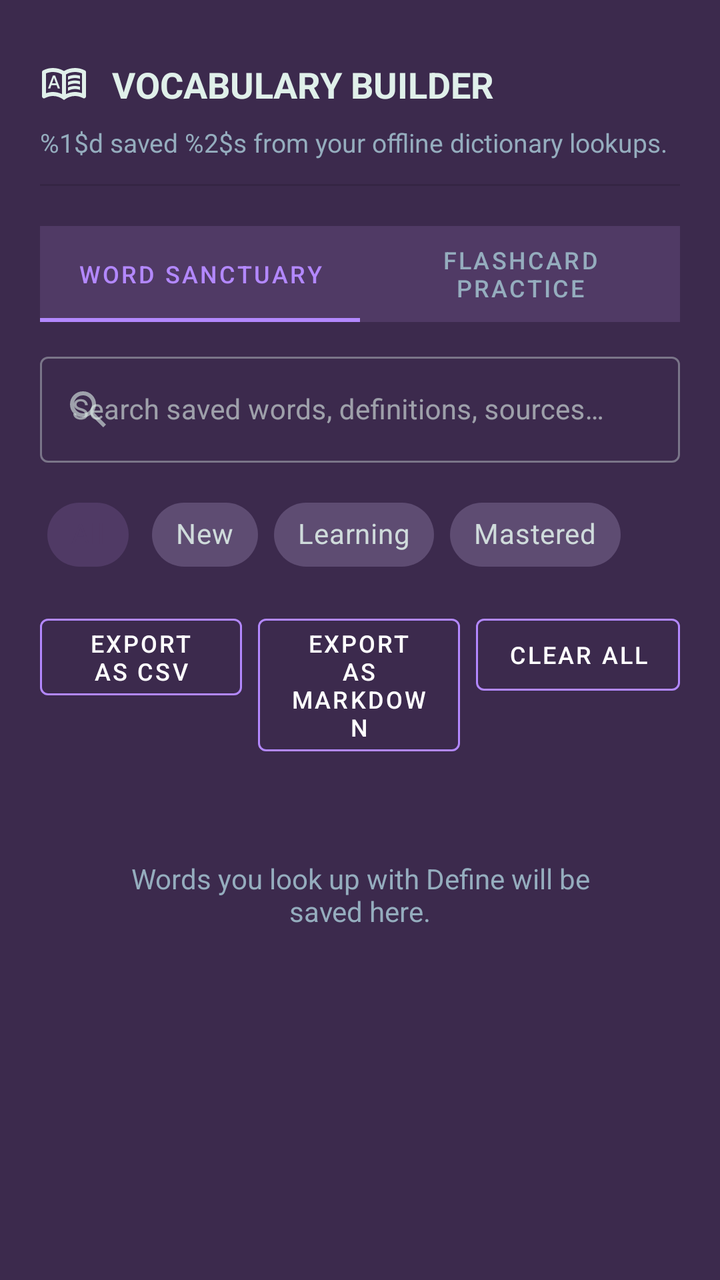
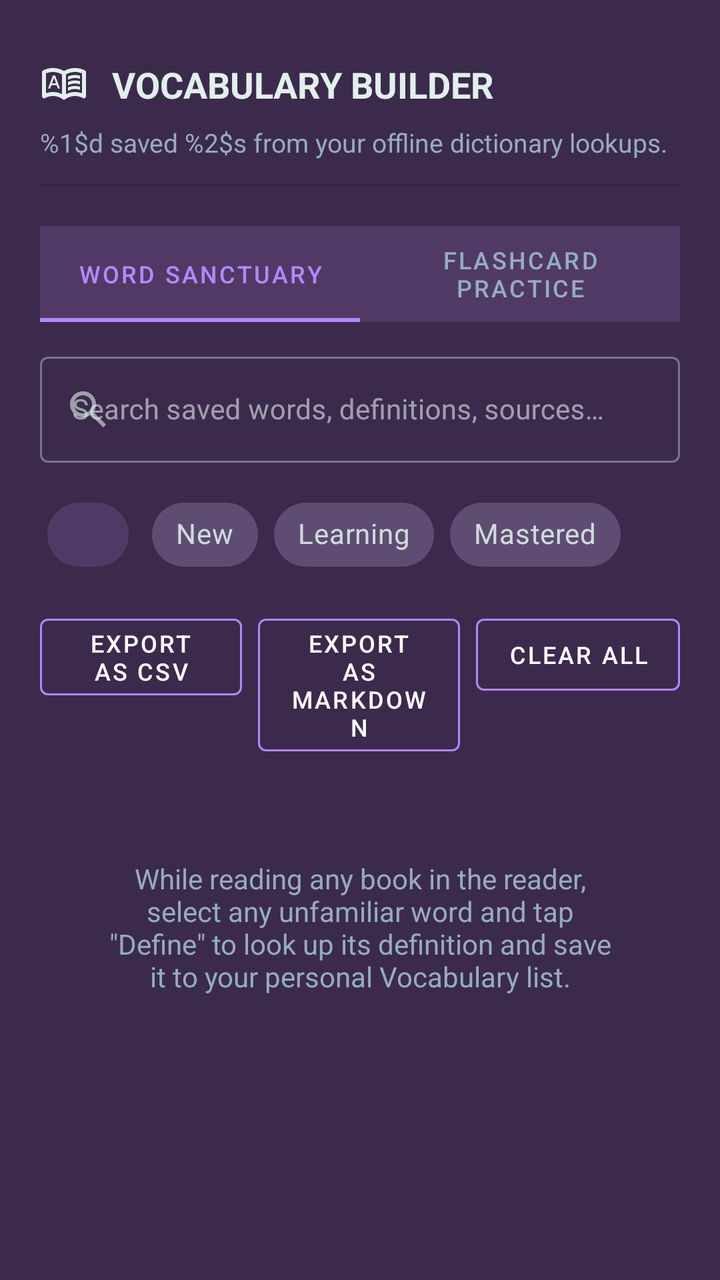

An Android layout rendered at two revisions. The XML below is the earlier revision; the diff shows what the commit changed to produce the second picture.
<!-- AndroidManifest.xml: application theme Theme.EpubReader -->
<!-- res/layout/view_main_vocabulary.xml -->
<?xml version="1.0" encoding="utf-8"?>
<androidx.core.widget.NestedScrollView xmlns:android="http://schemas.android.com/apk/res/android"
    xmlns:app="http://schemas.android.com/apk/res-auto"
    android:id="@+id/vocabScroll"
    android:layout_width="match_parent"
    android:layout_height="match_parent"
    android:clipToPadding="false"
    android:fillViewport="true"
    android:overScrollMode="never"
    android:paddingBottom="@dimen/app_screen_end_padding">

    <LinearLayout
        android:layout_width="match_parent"
        android:layout_height="wrap_content"
        android:orientation="vertical"
        android:paddingStart="@dimen/app_row_content_padding_h"
        android:paddingEnd="@dimen/app_row_content_padding_h"
        android:paddingTop="@dimen/app_screen_start_below_header">

        
        <LinearLayout
            android:layout_width="match_parent"
            android:layout_height="wrap_content"
            android:orientation="vertical"
            android:layout_marginBottom="12dp">

            <LinearLayout
                android:layout_width="match_parent"
                android:layout_height="wrap_content"
                android:gravity="center_vertical"
                android:orientation="horizontal">

                <ImageView
                    android:layout_width="24dp"
                    android:layout_height="24dp"
                    android:contentDescription="@null"
                    android:src="@drawable/ic_vocab_builder"
                    app:tint="@color/palette_mint" />

                <TextView
                    android:layout_width="wrap_content"
                    android:layout_height="wrap_content"
                    android:layout_marginStart="12dp"
                    android:text="@string/vocab_heading_title"
                    android:textColor="@color/palette_mint"
                    android:textSize="18sp"
                    android:textStyle="bold" />
            </LinearLayout>

            <TextView
                android:id="@+id/vocabSubtitleText"
                android:layout_width="match_parent"
                android:layout_height="wrap_content"
                android:layout_marginTop="8dp"
                android:text="@string/vocab_heading_subtitle"
                android:textColor="@color/palette_slate"
                android:textSize="13sp"
                android:lineSpacingMultiplier="1.2" />
        </LinearLayout>

        
        <View
            android:layout_width="match_parent"
            android:layout_height="1dp"
            android:layout_marginBottom="@dimen/app_row_content_padding_h"
            android:background="?attr/dividerHorizontal" />

        
        <com.google.android.material.tabs.TabLayout
            android:id="@+id/vocabTabs"
            style="@style/Widget.MaterialComponents.TabLayout"
            android:layout_width="match_parent"
            android:layout_height="wrap_content"
            android:layout_marginBottom="12dp"
            app:tabIndicatorColor="@color/accent_pop"
            app:tabSelectedTextColor="@color/accent_pop"
            app:tabTextColor="@color/palette_slate">

            <com.google.android.material.tabs.TabItem
                android:layout_width="wrap_content"
                android:layout_height="wrap_content"
                android:text="@string/vocab_tab_sanctuary" />

            <com.google.android.material.tabs.TabItem
                android:layout_width="wrap_content"
                android:layout_height="wrap_content"
                android:text="@string/vocab_tab_practice" />
        </com.google.android.material.tabs.TabLayout>

        
        <LinearLayout
            android:id="@+id/vocabWordsTabContainer"
            android:layout_width="match_parent"
            android:layout_height="wrap_content"
            android:orientation="vertical">

            
            <com.google.android.material.textfield.TextInputLayout
                android:id="@+id/vocabSearchLayout"
                style="@style/Widget.MaterialComponents.TextInputLayout.OutlinedBox"
                android:layout_width="match_parent"
                android:layout_height="wrap_content"
                android:layout_marginBottom="12dp"
                android:hint="@string/vocab_search_hint"
                app:startIconDrawable="@drawable/ic_search">

                <com.google.android.material.textfield.TextInputEditText
                    android:id="@+id/vocabSearchEdit"
                    android:layout_width="match_parent"
                    android:layout_height="wrap_content"
                    android:imeOptions="actionSearch"
                    android:inputType="text"
                    android:singleLine="true"
                    android:textSize="14sp" />
            </com.google.android.material.textfield.TextInputLayout>

            
            <com.google.android.material.chip.ChipGroup
                android:id="@+id/vocabFilterChipGroup"
                android:layout_width="match_parent"
                android:layout_height="wrap_content"
                android:layout_marginBottom="12dp"
                app:singleSelection="true">

                <com.google.android.material.chip.Chip
                    android:id="@+id/chipAll"
                    style="@style/Widget.MaterialComponents.Chip.Choice"
                    android:layout_width="wrap_content"
                    android:layout_height="wrap_content"
                    android:checked="true"
                    android:text="@string/vocab_chip_all" />

                <com.google.android.material.chip.Chip
                    android:id="@+id/chipNew"
                    style="@style/Widget.MaterialComponents.Chip.Choice"
                    android:layout_width="wrap_content"
                    android:layout_height="wrap_content"
                    android:text="@string/vocab_chip_new" />

                <com.google.android.material.chip.Chip
                    android:id="@+id/chipLearning"
                    style="@style/Widget.MaterialComponents.Chip.Choice"
                    android:layout_width="wrap_content"
                    android:layout_height="wrap_content"
                    android:text="@string/vocab_chip_learning" />

                <com.google.android.material.chip.Chip
                    android:id="@+id/chipMastered"
                    style="@style/Widget.MaterialComponents.Chip.Choice"
                    android:layout_width="wrap_content"
                    android:layout_height="wrap_content"
                    android:text="@string/vocab_chip_mastered" />
            </com.google.android.material.chip.ChipGroup>

            
            <LinearLayout
                android:id="@+id/vocabActionsRow"
                android:layout_width="match_parent"
                android:layout_height="wrap_content"
                android:layout_marginBottom="16dp"
                android:baselineAligned="false"
                android:orientation="horizontal">

                <com.google.android.material.button.MaterialButton
                    android:id="@+id/vocabExportCsv"
                    style="@style/Widget.MaterialComponents.Button.OutlinedButton"
                    android:layout_width="0dp"
                    android:layout_height="wrap_content"
                    android:layout_weight="1"
                    android:layout_marginEnd="4dp"
                    android:text="@string/vocabulary_export_csv"
                    android:textColor="@color/white"
                    app:strokeColor="@color/accent_pop"
                    android:textSize="12sp" />

                <com.google.android.material.button.MaterialButton
                    android:id="@+id/vocabExportMarkdown"
                    style="@style/Widget.MaterialComponents.Button.OutlinedButton"
                    android:layout_width="0dp"
                    android:layout_height="wrap_content"
                    android:layout_weight="1"
                    android:layout_marginStart="4dp"
                    android:layout_marginEnd="4dp"
                    android:text="@string/vocabulary_export_markdown"
                    android:textColor="@color/white"
                    app:strokeColor="@color/accent_pop"
                    android:textSize="12sp" />

                <com.google.android.material.button.MaterialButton
                    android:id="@+id/vocabClearAll"
                    style="@style/Widget.MaterialComponents.Button.OutlinedButton"
                    android:layout_width="wrap_content"
                    android:layout_height="wrap_content"
                    android:layout_marginStart="4dp"
                    android:text="@string/action_clear_all"
                    android:textColor="@color/white"
                    app:strokeColor="@color/accent_pop"
                    android:textSize="12sp" />
            </LinearLayout>

            
            <TextView
                android:id="@+id/vocabEmptyText"
                android:layout_width="match_parent"
                android:layout_height="wrap_content"
                android:gravity="center"
                android:padding="32dp"
                android:text="@string/vocabulary_empty"
                android:textColor="@color/palette_slate"
                android:textSize="14sp" />

            
            <androidx.recyclerview.widget.RecyclerView
                android:id="@+id/vocabRecycler"
                android:layout_width="match_parent"
                android:layout_height="wrap_content"
                android:nestedScrollingEnabled="false"
                android:overScrollMode="never" />
        </LinearLayout>

        
        <LinearLayout
            android:id="@+id/vocabFlashcardContainer"
            android:layout_width="match_parent"
            android:layout_height="wrap_content"
            android:orientation="vertical"
            android:visibility="gone">

            
            <LinearLayout
                android:layout_width="match_parent"
                android:layout_height="wrap_content"
                android:gravity="center_vertical"
                android:orientation="horizontal"
                android:layout_marginBottom="8dp">

                <TextView
                    android:id="@+id/flashcardProgressText"
                    android:layout_width="0dp"
                    android:layout_height="wrap_content"
                    android:layout_weight="1"
                    android:textColor="@color/palette_mint"
                    android:textSize="14sp"
                    android:textStyle="bold" />

                <ImageButton
                    android:id="@+id/flashcardAudioBtn"
                    android:layout_width="36dp"
                    android:layout_height="36dp"
                    android:background="@drawable/item_background_borderless_material"
                    android:contentDescription="@string/tts_play"
                    android:src="@drawable/ic_volume"
                    app:tint="@color/palette_mint" />
            </LinearLayout>

            
            <include layout="@layout/item_vocabulary_flashcard" />

            
            <LinearLayout
                android:layout_width="match_parent"
                android:layout_height="wrap_content"
                android:layout_marginBottom="12dp"
                android:orientation="horizontal">

                <com.google.android.material.button.MaterialButton
                    android:id="@+id/flashcardLearningBtn"
                    style="@style/Widget.MaterialComponents.Button.OutlinedButton"
                    android:layout_width="0dp"
                    android:layout_height="wrap_content"
                    android:layout_weight="1"
                    android:layout_marginEnd="6dp"
                    android:text="@string/vocab_mark_learning"
                    android:textColor="@color/white"
                    app:strokeColor="@color/accent_pop" />

                <com.google.android.material.button.MaterialButton
                    android:id="@+id/flashcardMasteredBtn"
                    style="@style/Widget.MaterialComponents.Button"
                    android:layout_width="0dp"
                    android:layout_height="wrap_content"
                    android:layout_weight="1"
                    android:layout_marginStart="6dp"
                    android:text="@string/vocab_mark_mastered"
                    android:textColor="@color/black"
                    app:backgroundTint="@color/accent_pop" />
            </LinearLayout>

            
            <RelativeLayout
                android:layout_width="match_parent"
                android:layout_height="wrap_content"
                android:layout_marginBottom="8dp">

                <TextView
                    android:id="@+id/flashcardPrevBtn"
                    android:layout_width="wrap_content"
                    android:layout_height="wrap_content"
                    android:layout_alignParentStart="true"
                    android:padding="8dp"
                    android:text="@string/vocab_flashcard_prev"
                    android:textColor="@color/accent_pop"
                    android:textSize="14sp"
                    android:textStyle="bold" />

                <TextView
                    android:id="@+id/flashcardNextBtn"
                    android:layout_width="wrap_content"
                    android:layout_height="wrap_content"
                    android:layout_alignParentEnd="true"
                    android:padding="8dp"
                    android:text="@string/vocab_flashcard_next"
                    android:textColor="@color/accent_pop"
                    android:textSize="14sp"
                    android:textStyle="bold" />
            </RelativeLayout>
        </LinearLayout>

    </LinearLayout>

</androidx.core.widget.NestedScrollView>
<!-- res/layout/item_vocabulary_flashcard.xml (included above) -->
<?xml version="1.0" encoding="utf-8"?>
<com.google.android.material.card.MaterialCardView xmlns:android="http://schemas.android.com/apk/res/android"
    xmlns:app="http://schemas.android.com/apk/res-auto"
    android:id="@+id/flashcardCardView"
    android:layout_width="match_parent"
    android:layout_height="380dp"
    android:layout_marginTop="8dp"
    android:layout_marginBottom="16dp"
    app:cardBackgroundColor="?attr/colorSurface"
    app:cardCornerRadius="18dp"
    app:cardElevation="6dp"
    app:strokeColor="@color/accent_pop"
    app:strokeWidth="1dp">

    <FrameLayout
        android:layout_width="match_parent"
        android:layout_height="match_parent"
        android:padding="24dp">

        
        <LinearLayout
            android:id="@+id/flashcardFrontSide"
            android:layout_width="match_parent"
            android:layout_height="match_parent"
            android:gravity="center"
            android:orientation="vertical">

            <TextView
                android:id="@+id/flashcardWord"
                android:layout_width="wrap_content"
                android:layout_height="wrap_content"
                android:gravity="center"
                android:textColor="@color/palette_mint"
                android:textSize="28sp"
                android:textStyle="bold" />

            <TextView
                android:id="@+id/flashcardPhonetic"
                android:layout_width="wrap_content"
                android:layout_height="wrap_content"
                android:layout_marginTop="8dp"
                android:textColor="@color/palette_slate"
                android:textSize="14sp"
                android:textStyle="italic" />

            <TextView
                android:layout_width="wrap_content"
                android:layout_height="wrap_content"
                android:layout_marginTop="20dp"
                android:text="@string/vocab_tap_to_flip"
                android:textColor="@color/accent_pop"
                android:textSize="13sp"
                android:textStyle="bold" />
        </LinearLayout>

        
        <LinearLayout
            android:id="@+id/flashcardBackSide"
            android:layout_width="match_parent"
            android:layout_height="match_parent"
            android:gravity="center"
            android:orientation="vertical"
            android:visibility="gone">

            <TextView
                android:id="@+id/flashcardPos"
                android:layout_width="wrap_content"
                android:layout_height="wrap_content"
                android:background="@drawable/oval_rounded_bg"
                android:paddingHorizontal="8dp"
                android:paddingVertical="3dp"
                android:textColor="@color/accent_pop"
                android:textSize="12sp"
                android:textStyle="bold|italic" />

            <TextView
                android:id="@+id/flashcardDef"
                android:layout_width="match_parent"
                android:layout_height="wrap_content"
                android:layout_marginTop="12dp"
                android:gravity="center"
                android:textColor="@color/palette_mint"
                android:textSize="15sp" />

            <TextView
                android:id="@+id/flashcardExample"
                android:layout_width="match_parent"
                android:layout_height="wrap_content"
                android:layout_marginTop="10dp"
                android:gravity="center"
                android:textColor="@color/dark_text_muted"
                android:textSize="13sp"
                android:textStyle="italic" />
        </LinearLayout>
    </FrameLayout>
</com.google.android.material.card.MaterialCardView>
<!-- resources referenced by this layout -->
<resources>
  <color name="accent_pop">@color/palette_violet</color>
  <color name="black">#000000</color>
  <color name="dark_text_muted">@color/palette_slate</color>
  <color name="palette_mint">#E0F0EA</color>
  <color name="palette_slate">#95ADBE</color>
  <color name="white">#FFFFFF</color>
  <dimen name="app_row_content_padding_h">20dp</dimen>
  <dimen name="app_screen_end_padding">80dp</dimen>
  <dimen name="app_screen_start_below_header">30dp</dimen>
  <!-- drawable ic_volume (drawable) -->
  <vector xmlns:android="http://schemas.android.com/apk/res/android" android:width="24dp" android:height="24dp" android:viewportWidth="24" android:viewportHeight="24"><path android:fillColor="#FFFFFFFF" android:pathData="M3,9v6h4l5,5V4L7,9H3zM16.5,12c0,-1.77 -1,-3.29 -2.5,-4.03v8.05c1.5,-0.73 2.5,-2.25 2.5,-4.02zM14,3.23v2.06c2.89,0.86 5,3.54 5,6.71s-2.11,5.85 -5,6.71v2.06c4.01,-0.91 7,-4.49 7,-8.77s-2.99,-7.86 -7,-8.77z"/></vector>
  <!-- drawable item_background_borderless_material (drawable) -->
  <?xml version="1.0" encoding="utf-8"?>
  <ripple xmlns:android="http://schemas.android.com/apk/res/android"
      android:color="?attr/colorControlHighlight">
      <item android:id="@android:id/mask">
          <shape android:shape="rectangle">
              <solid android:color="@color/palette_plum" />
          </shape>
      </item>
  </ripple>
  <!-- drawable oval_rounded_bg (drawable) -->
  <?xml version="1.0" encoding="utf-8"?>
  <shape xmlns:android="http://schemas.android.com/apk/res/android"
      android:shape="rectangle">
      <solid
          android:color="@color/palette_mint" />
      <corners android:radius="999dp" />
  </shape>
  <string name="action_clear_all">Clear All</string>
  <string name="tts_play">Play</string>
  <string name="vocab_chip_all">All</string>
  <string name="vocab_chip_learning">Learning</string>
  <string name="vocab_chip_mastered">Mastered</string>
  <string name="vocab_chip_new">New</string>
  <string name="vocab_flashcard_next">Next ›</string>
  <string name="vocab_flashcard_prev">‹ Prev</string>
  <string name="vocab_heading_subtitle">%1$d saved %2$s from your offline dictionary lookups.</string>
  <string name="vocab_heading_title">VOCABULARY BUILDER</string>
  <string name="vocab_mark_learning">Still Learning</string>
  <string name="vocab_mark_mastered">Mastered</string>
  <string name="vocab_search_hint">Search saved words, definitions, sources…</string>
  <string name="vocab_tab_practice">Flashcard Practice</string>
  <string name="vocab_tab_sanctuary">Word Sanctuary</string>
  <string name="vocab_tap_to_flip">Tap card to flip ↺</string>
  <string name="vocabulary_empty">Words you look up with Define will be saved here.</string>
  <string name="vocabulary_export_csv">Export as CSV</string>
  <string name="vocabulary_export_markdown">Export as Markdown</string>
  <color name="palette_violet">#B388FF</color>
  <color name="palette_plum">#503A65</color>
  <color name="dark_bg">@color/palette_eggplant</color>
  <color name="accent">@color/palette_plum</color>
  <color name="accent_dark">@color/palette_purple</color>
  <color name="secondary">@color/palette_slate</color>
  <color name="dark_surface">@color/palette_plum</color>
  <color name="dark_text">@color/palette_mint</color>
  <style name="Widget.EpubReader.Toolbar" parent="Widget.MaterialComponents.Toolbar">
          <item name="titleTextColor">?android:textColorPrimary</item>
          <item name="subtitleTextColor">?android:textColorSecondary</item>
          <item name="navigationIconTint">?android:textColorPrimary</item>
          <item name="actionMenuTextColor">?android:textColorPrimary</item>
      </style>
  <style name="Widget.EpubReader.DrawerArrowToggle" parent="Widget.AppCompat.DrawerArrowToggle">
          <item name="color">?android:textColorPrimary</item>
      </style>
  <color name="palette_eggplant">#3C2A4D</color>
  <color name="palette_purple">#574F7D</color>
  <!-- unchanged entries left out for length: 3 -->
</resources>

<!-- the commit's change to res/layout/view_main_vocabulary.xml (unified diff, before → after) -->
@@ -276,14 +276,14 @@
 
                 <com.google.android.material.button.MaterialButton
                     android:id="@+id/flashcardMasteredBtn"
-                    style="@style/Widget.MaterialComponents.Button"
+                    style="@style/Widget.MaterialComponents.Button.OutlinedButton"
                     android:layout_width="0dp"
                     android:layout_height="wrap_content"
                     android:layout_weight="1"
                     android:layout_marginStart="6dp"
                     android:text="@string/vocab_mark_mastered"
-                    android:textColor="@color/black"
-                    app:backgroundTint="@color/accent_pop" />
+                    android:textColor="@color/white"
+                    app:strokeColor="@color/accent_pop" />
             </LinearLayout>
 
             
<!-- resource entries referenced after the edit -->
@@ -45,7 +45,7 @@
   <string name="vocab_tab_practice">Flashcard Practice</string>
   <string name="vocab_tab_sanctuary">Word Sanctuary</string>
   <string name="vocab_tap_to_flip">Tap card to flip ↺</string>
-  <string name="vocabulary_empty">Words you look up with Define will be saved here.</string>
+  <string name="vocabulary_empty">While reading any book in the reader, select any unfamiliar word and tap \"Define\" to look up its definition and save it to your personal Vocabulary list.</string>
   <string name="vocabulary_export_csv">Export as CSV</string>
   <string name="vocabulary_export_markdown">Export as Markdown</string>
   <color name="palette_violet">#B388FF</color>
